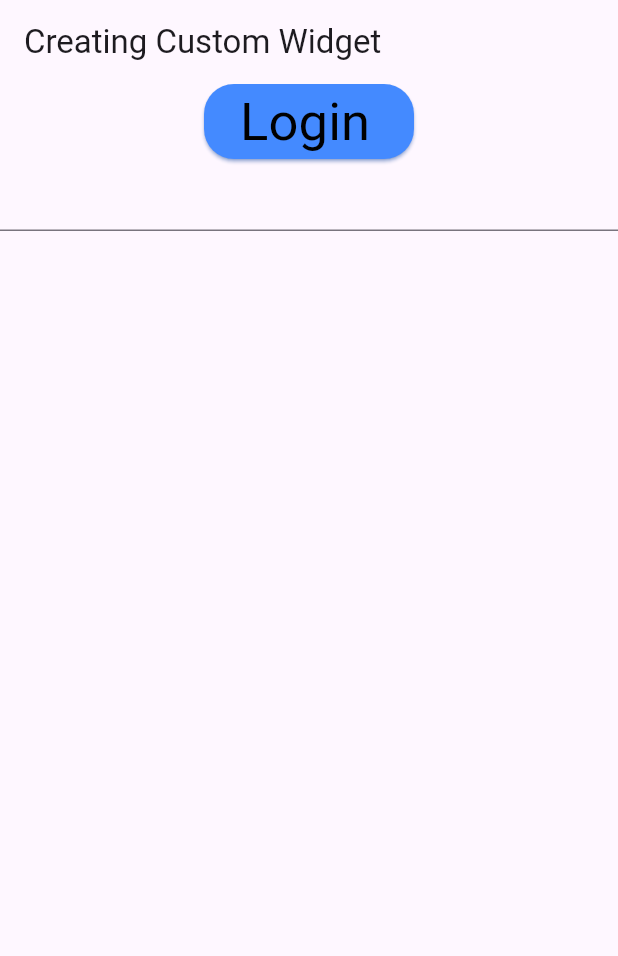
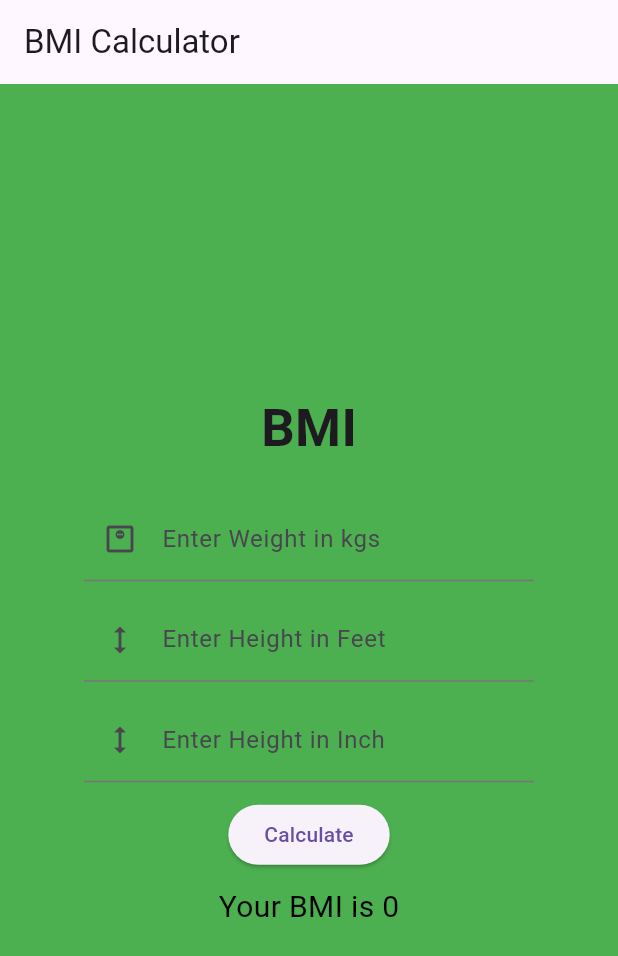
Before and after one commit to BhautikPatel7/StateManagment_flutter, a Flutter app: the screen it shows after launch, on a phone screen of 412 x 824 dp. Shown: the top 956 px of the screen. Run offline on Flutter 3.47's test engine with Material 3 defaults, Android fonts, the light colour scheme and no system bars; our stand-ins replace sleek_circular_slider, syncfusion_flutter_sliders.

Commit message:
Created Bmi Calculator

```diff
--- /dev/null
+++ b/lib/BMIcal.dart
@@ -0,0 +1,96 @@
+
+
+import 'package:flutter/material.dart';
+
+class BmiCalculator extends StatefulWidget {
+  @override
+  State<BmiCalculator> createState() => _BmiCalculatorState();
+}
+
+class _BmiCalculatorState extends State<BmiCalculator> {
+  var weighcontroller = TextEditingController();
+  var feetcontroler = TextEditingController();
+  var inchcontroller = TextEditingController();
+ String x = '0';
+ Color clr = Colors.green;
+
+
+  @override
+  Widget build(BuildContext context) {
+    return Scaffold(
+      appBar: AppBar(
+        title: Text("BMI Calculator"),
+      ),
+      body: Container(
+        color: clr,
+        child: Center(
+          child: Container(
+            width: 300,
+            child: Column(
+              mainAxisAlignment: MainAxisAlignment.center,
+              children: [
+                Text(
+                  'BMI',
+                  style: TextStyle(fontSize: 35, fontWeight: FontWeight.bold),
+                ),
+                SizedBox(height: 21),
+                TextField(
+                  keyboardType: TextInputType.number,
+                  controller: weighcontroller,
+                  decoration: InputDecoration(
+                      label: Text('Enter Weight in kgs'),
+                      prefixIcon: Icon(Icons.monitor_weight_outlined)),
+                ),
+                SizedBox(height: 11),
+                TextField(
+                  keyboardType: TextInputType.number,
+                  controller: feetcontroler,
+                  decoration: InputDecoration(
+                      label: Text('Enter Height in Feet'),
+                      prefixIcon: Icon(Icons.height)),
+                ),
+                SizedBox(height: 11),
+                TextField(
+                  keyboardType: TextInputType.number,
+                  controller: inchcontroller,
+                  decoration: InputDecoration(
+                    label: Text('Enter Height in Inch'),
+                    prefixIcon: Icon(Icons.height),
+                  ),
+                ),
+                SizedBox(
+                  height: 11,
+                ),
+                ElevatedButton(onPressed: () {
+                  var j = weighcontroller.text.toString();
+                  var k = feetcontroler.text.toString();
+                  var l = inchcontroller.text.toString();
+                  if (j != '' && k != '' && l != '') {
+                     setState(() {
+                    double a = double.parse(weighcontroller.text.toString()) ;
+                    double b = double.parse(feetcontroler.text.toString());
+                    double c = double.parse(inchcontroller.text.toString());
+                    double d =  (b * 12) + c;
+                    double e = d * 0.0254 ;
+                    double f = (a/(e*e));
+                    x = f.toString().substring(0,5);
+                    print(x);
+                    if (f <= 17) {
+                      clr = Colors.redAccent;
+                    }
+                    if (f >= 26) {
+                        clr = Colors.blueAccent;
+                    }
+                  });
+                  }
+                }, child: Text('Calculate')),
+                SizedBox(height: 10,),
+                Text('Your BMI is $x',style: TextStyle(fontSize: 20,color: Colors.black),)
+              ],
+            ),
+          ),
+        ),
+      ),
+    );
+  }
+}
--- a/lib/main.dart
+++ b/lib/main.dart
@@ -1,5 +1,6 @@
 import 'package:flutter/material.dart';
 import 'package:sleek_circular_slider/sleek_circular_slider.dart';
+import 'package:widget_pratice/BMIcal.dart';
 import 'package:widget_pratice/CreatingCustomWidget.dart';
 import 'package:widget_pratice/CustomWidget.dart';
 import 'package:widget_pratice/Parallxeffect.dart';
@@ -48,7 +49,8 @@ Widget build(BuildContext context) {
   // home: WorkWithTabs(),
   // home: CustomWidgetUn(),
   //home: ExampleParallax(),
-  home: SpashScrren(),
+  // home: SpashScrren(),
+  home: BmiCalculator(),
 
   );
   // home: MyApphy(),
```
